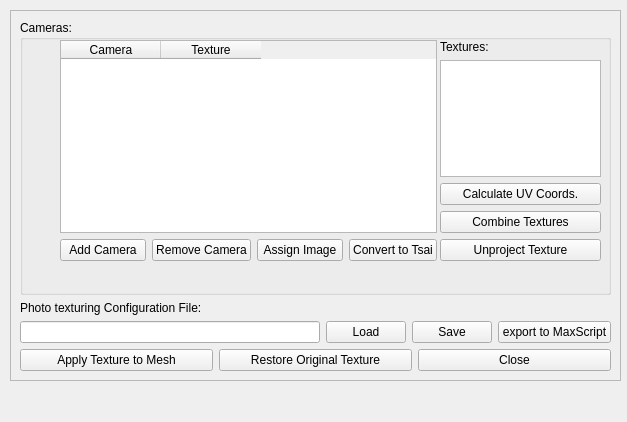
Above: src/meshlabplugins/edit_phototexturing/ui/photoTexturingWidget.ui from cnr-isti-vclab/meshlab before the change. Below: the same form after it.
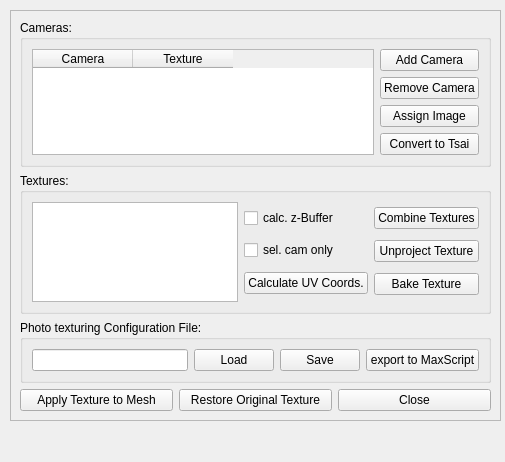
That is the form after the change.

The edit to the form file:
```diff
--- a/src/meshlabplugins/edit_phototexturing/ui/photoTexturingWidget.ui
+++ b/src/meshlabplugins/edit_phototexturing/ui/photoTexturingWidget.ui
@@ -5,8 +5,8 @@
    <rect>
     <x>0</x>
     <y>0</y>
-    <width>627</width>
-    <height>422</height>
+    <width>505</width>
+    <height>462</height>
    </rect>
   </property>
   <property name="windowTitle" >
@@ -17,8 +17,8 @@
     <rect>
      <x>10</x>
      <y>10</y>
-     <width>611</width>
-     <height>371</height>
+     <width>491</width>
+     <height>411</height>
     </rect>
    </property>
    <property name="frameShape" >
@@ -27,15 +27,10 @@
    <property name="frameShadow" >
     <enum>QFrame::Raised</enum>
    </property>
-   <widget class="QWidget" name="layoutWidget" >
-    <property name="geometry" >
-     <rect>
-      <x>10</x>
-      <y>10</y>
-      <width>591</width>
-      <height>351</height>
-     </rect>
-    </property>
+   <layout class="QVBoxLayout" name="verticalLayout_5" >
+    <item>
+     <layout class="QVBoxLayout" >
+      <item>
     <layout class="QVBoxLayout" >
      <item>
       <widget class="QGroupBox" name="groupBox" >
@@ -54,65 +49,9 @@
        <property name="checkable" >
         <bool>false</bool>
        </property>
-       <widget class="QWidget" name="layoutWidget_2" >
-        <property name="geometry" >
-         <rect>
-          <x>420</x>
-          <y>20</y>
-          <width>161</width>
-          <height>221</height>
-         </rect>
-        </property>
-        <layout class="QVBoxLayout" >
-         <property name="spacing" >
-          <number>6</number>
-         </property>
-         <property name="topMargin" >
-          <number>0</number>
-         </property>
+          <layout class="QVBoxLayout" name="verticalLayout_3" >
          <item>
-          <widget class="QLabel" name="label_2" >
-           <property name="text" >
-            <string>Textures:</string>
-           </property>
-          </widget>
-         </item>
-         <item>
-          <widget class="QListWidget" name="textureListWidget" />
-         </item>
-         <item>
-          <widget class="QPushButton" name="calculateTexturesPushButton" >
-           <property name="text" >
-            <string>Calculate UV Coords.</string>
-           </property>
-          </widget>
-         </item>
-         <item>
-          <widget class="QPushButton" name="combineTexturesPushButton" >
-           <property name="text" >
-            <string>Combine Textures</string>
-           </property>
-          </widget>
-         </item>
-         <item>
-          <widget class="QPushButton" name="unprojectTexturePushButton" >
-           <property name="text" >
-            <string>Unproject Texture</string>
-           </property>
-          </widget>
-         </item>
-        </layout>
-       </widget>
-       <widget class="QWidget" name="layoutWidget_3" >
-        <property name="geometry" >
-         <rect>
-          <x>40</x>
-          <y>20</y>
-          <width>377</width>
-          <height>221</height>
-         </rect>
-        </property>
-        <layout class="QVBoxLayout" >
+            <layout class="QHBoxLayout" name="horizontalLayout" >
          <item>
           <widget class="QTableWidget" name="cameraTableWidget" >
            <property name="sizePolicy" >
@@ -140,10 +79,7 @@
           </widget>
          </item>
          <item>
-          <layout class="QHBoxLayout" >
-           <property name="spacing" >
-            <number>6</number>
-           </property>
+              <layout class="QVBoxLayout" name="verticalLayout" >
            <item>
             <widget class="QPushButton" name="addCameraPushButton" >
              <property name="text" >
@@ -175,18 +111,88 @@
           </layout>
          </item>
         </layout>
-       </widget>
-      </widget>
-     </item>
+           </item>
+          </layout>
+         </widget>
+        </item>
+        <item>
+         <widget class="QGroupBox" name="groupBox_2" >
+          <property name="title" >
+           <string>Textures:</string>
+          </property>
+          <layout class="QHBoxLayout" name="horizontalLayout_2" >
      <item>
       <layout class="QVBoxLayout" >
+             <property name="spacing" >
+              <number>6</number>
+             </property>
+             <property name="topMargin" >
+              <number>0</number>
+             </property>
        <item>
-        <widget class="QLabel" name="label" >
+              <widget class="QListWidget" name="textureListWidget" />
+             </item>
+            </layout>
+           </item>
+           <item>
+            <layout class="QVBoxLayout" name="verticalLayout_2" >
+             <item>
+              <widget class="QCheckBox" name="checkBoxzBuffer" >
          <property name="text" >
+                <string>calc. z-Buffer</string>
+               </property>
+              </widget>
+             </item>
+             <item>
+              <widget class="QCheckBox" name="selectedCameraOnlyCheckBox" >
+               <property name="text" >
+                <string>sel. cam only</string>
+               </property>
+              </widget>
+             </item>
+             <item>
+              <widget class="QPushButton" name="calculateTexturesPushButton" >
+               <property name="text" >
+                <string>Calculate UV Coords.</string>
+               </property>
+              </widget>
+             </item>
+            </layout>
+           </item>
+           <item>
+            <layout class="QVBoxLayout" name="verticalLayout_4" >
+             <item>
+              <widget class="QPushButton" name="combineTexturesPushButton" >
+               <property name="text" >
+                <string>Combine Textures</string>
+               </property>
+              </widget>
+             </item>
+             <item>
+              <widget class="QPushButton" name="unprojectTexturePushButton" >
+               <property name="text" >
+                <string>Unproject Texture</string>
+               </property>
+              </widget>
+             </item>
+             <item>
+              <widget class="QPushButton" name="bakeTexturePushButton" >
+               <property name="text" >
+                <string>Bake Texture</string>
+               </property>
+              </widget>
+             </item>
+            </layout>
+           </item>
+          </layout>
+         </widget>
+        </item>
+        <item>
+         <widget class="QGroupBox" name="groupBox_3" >
+          <property name="title" >
           <string>Photo texturing Configuration File:</string>
          </property>
-        </widget>
-       </item>
+          <layout class="QHBoxLayout" name="horizontalLayout_3" >
        <item>
         <layout class="QHBoxLayout" >
          <item>
@@ -216,6 +222,9 @@
         </layout>
        </item>
       </layout>
+         </widget>
+        </item>
+       </layout>
      </item>
      <item>
       <layout class="QHBoxLayout" >
@@ -243,7 +252,8 @@
       </layout>
      </item>
     </layout>
-   </widget>
+    </item>
+   </layout>
   </widget>
  </widget>
  <resources/>
```
Lines whose indentation alone changed are shown as unchanged.
